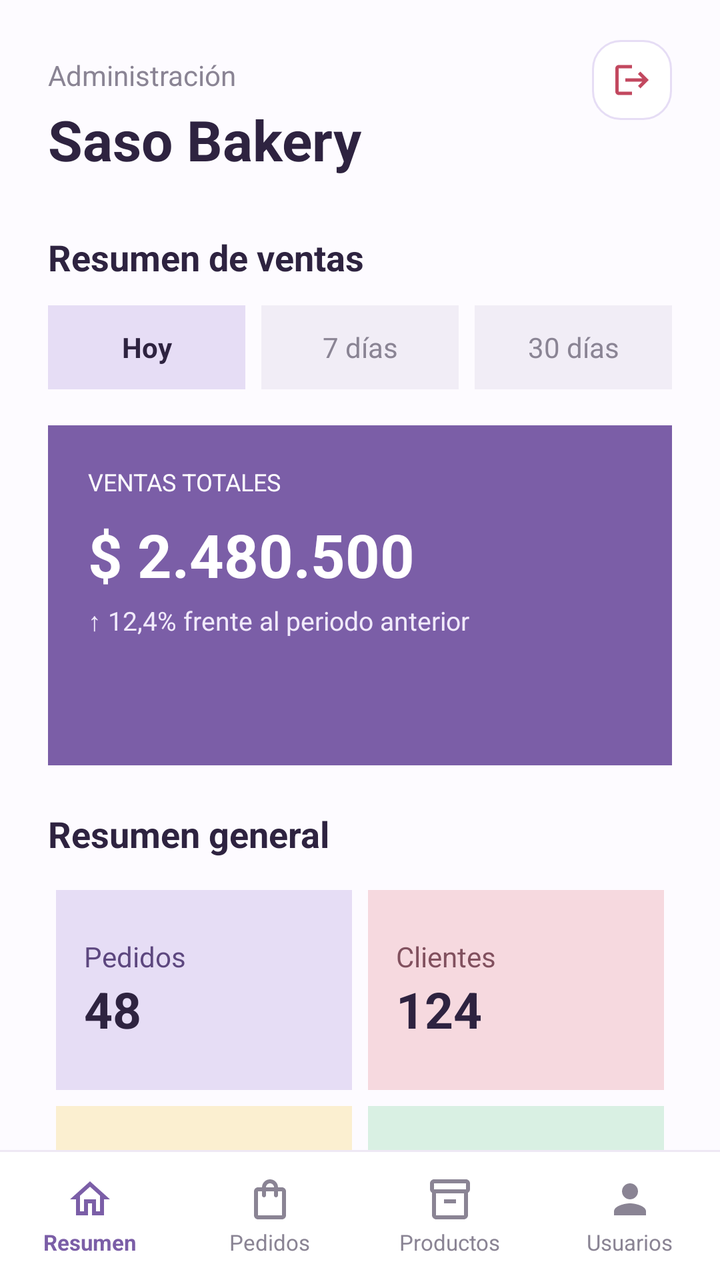
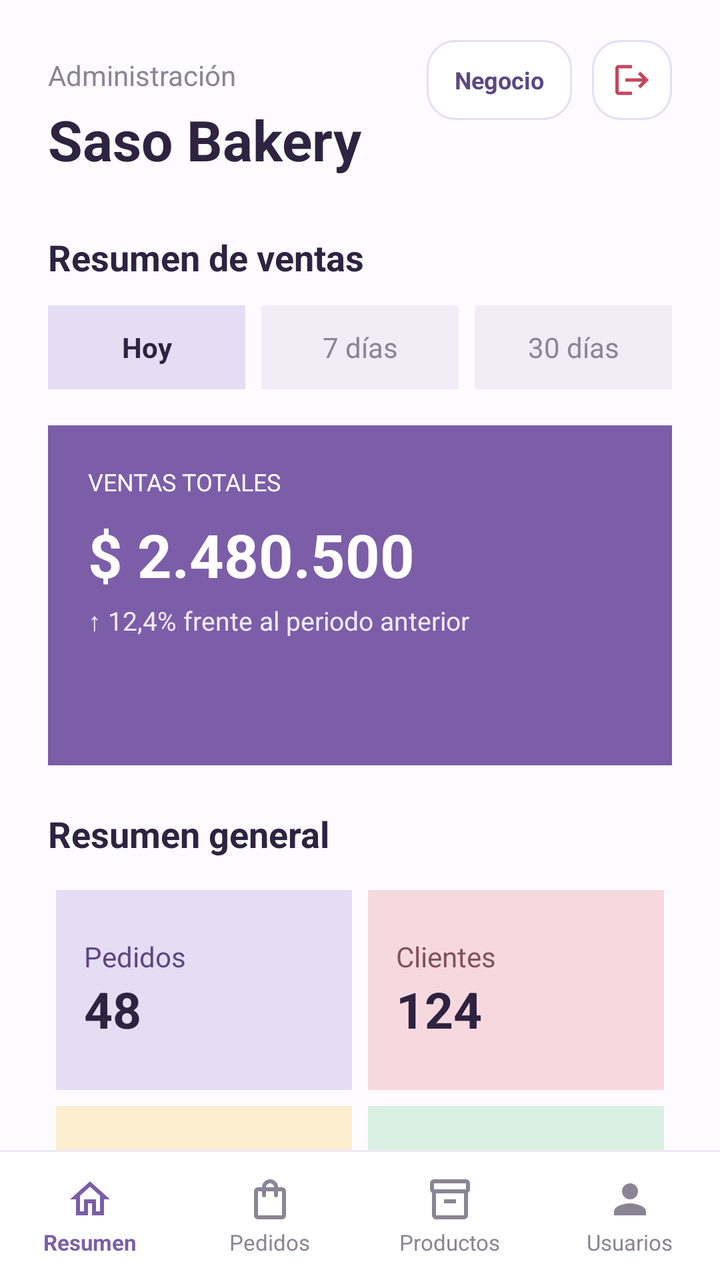

The first picture is an Android layout as it rendered before a commit; the second is the same layout after the commit. The layout source and the unified diff follow.
<!-- AndroidManifest.xml: application theme Theme.SasoBakeryApp -->
<!-- res/layout/activity_main.xml -->
<?xml version="1.0" encoding="utf-8"?>
<androidx.constraintlayout.widget.ConstraintLayout
    xmlns:android="http://schemas.android.com/apk/res/android"
    xmlns:app="http://schemas.android.com/apk/res-auto"
    xmlns:tools="http://schemas.android.com/tools"
    android:id="@+id/main"
    android:layout_width="match_parent"
    android:layout_height="match_parent"
    android:background="#FDFBFF"
    tools:context=".MainActivity">

    <TextView
        android:id="@+id/txtSection"
        android:layout_width="wrap_content"
        android:layout_height="wrap_content"
        android:layout_marginStart="24dp"
        android:layout_marginTop="28dp"
        android:text="Administración"
        android:textColor="#8A8494"
        android:textSize="14sp"
        app:layout_constraintStart_toStartOf="parent"
        app:layout_constraintTop_toTopOf="parent" />

    
    <FrameLayout
        android:id="@+id/btnCerrarSesion"
        android:layout_width="40dp"
        android:layout_height="40dp"
        android:layout_marginTop="20dp"
        android:layout_marginEnd="24dp"
        android:background="@drawable/bg_users_input"
        android:clickable="true"
        android:focusable="true"
        app:layout_constraintEnd_toEndOf="parent"
        app:layout_constraintTop_toTopOf="parent">

        <ImageView
            android:layout_width="20dp"
            android:layout_height="20dp"
            android:layout_gravity="center"
            android:contentDescription="Cerrar sesión"
            android:src="@drawable/ic_logout"
            android:tint="#C2485F" />
    </FrameLayout>

    <TextView
        android:id="@+id/txtTitle"
        android:layout_width="wrap_content"
        android:layout_height="wrap_content"
        android:layout_marginTop="4dp"
        android:text="Saso Bakery"
        android:textColor="#2E2340"
        android:textSize="28sp"
        android:textStyle="bold"
        app:layout_constraintStart_toStartOf="@id/txtSection"
        app:layout_constraintTop_toBottomOf="@id/txtSection" />

    <TextView
        android:id="@+id/txtPeriod"
        android:layout_width="wrap_content"
        android:layout_height="wrap_content"
        android:layout_marginStart="24dp"
        android:layout_marginTop="28dp"
        android:text="Resumen de ventas"
        android:textColor="#2E2340"
        android:textSize="18sp"
        android:textStyle="bold"
        app:layout_constraintStart_toStartOf="parent"
        app:layout_constraintTop_toBottomOf="@id/txtTitle" />

    <TextView
        android:id="@+id/txtToday"
        android:layout_width="0dp"
        android:layout_height="42dp"
        android:layout_marginStart="24dp"
        android:layout_marginTop="12dp"
        android:layout_marginEnd="8dp"
        android:background="#E6DDF5"
        android:gravity="center"
        android:text="Hoy"
        android:textColor="#2E2340"
        android:textStyle="bold"
        app:layout_constraintEnd_toStartOf="@id/txtWeek"
        app:layout_constraintStart_toStartOf="parent"
        app:layout_constraintTop_toBottomOf="@id/txtPeriod" />

    <TextView
        android:id="@+id/txtWeek"
        android:layout_width="0dp"
        android:layout_height="42dp"
        android:layout_marginEnd="8dp"
        android:background="#F1EDF6"
        android:gravity="center"
        android:text="7 días"
        android:textColor="#8A8494"
        app:layout_constraintEnd_toStartOf="@id/txtMonth"
        app:layout_constraintStart_toEndOf="@id/txtToday"
        app:layout_constraintTop_toTopOf="@id/txtToday" />

    <TextView
        android:id="@+id/txtMonth"
        android:layout_width="0dp"
        android:layout_height="42dp"
        android:layout_marginEnd="24dp"
        android:background="#F1EDF6"
        android:gravity="center"
        android:text="30 días"
        android:textColor="#8A8494"
        app:layout_constraintEnd_toEndOf="parent"
        app:layout_constraintStart_toEndOf="@id/txtWeek"
        app:layout_constraintTop_toTopOf="@id/txtToday" />

    <LinearLayout
        android:id="@+id/cardSales"
        android:layout_width="0dp"
        android:layout_height="170dp"
        android:layout_marginStart="24dp"
        android:layout_marginTop="18dp"
        android:layout_marginEnd="24dp"
        android:background="#7B5EA7"
        android:orientation="vertical"
        android:padding="20dp"
        app:layout_constraintEnd_toEndOf="parent"
        app:layout_constraintStart_toStartOf="parent"
        app:layout_constraintTop_toBottomOf="@id/txtToday">

        <TextView
            android:layout_width="wrap_content"
            android:layout_height="wrap_content"
            android:text="VENTAS TOTALES"
            android:textColor="#FDFBFF"
            android:textSize="12sp" />

        <TextView
            android:id="@+id/txtSales"
            android:layout_width="wrap_content"
            android:layout_height="wrap_content"
            android:layout_marginTop="8dp"
            android:text="$ 2.480.500"
            android:textColor="#FFFFFF"
            android:textSize="30sp"
            android:textStyle="bold" />

        <TextView
            android:layout_width="wrap_content"
            android:layout_height="wrap_content"
            android:layout_marginTop="4dp"
            android:text="↑ 12,4% frente al periodo anterior"
            android:textColor="#F1EAFB"
            android:textSize="13sp" />

    </LinearLayout>

    <TextView
        android:id="@+id/txtMetricsTitle"
        android:layout_width="wrap_content"
        android:layout_height="wrap_content"
        android:layout_marginStart="24dp"
        android:layout_marginTop="22dp"
        android:text="Resumen general"
        android:textColor="#2E2340"
        android:textSize="18sp"
        android:textStyle="bold"
        app:layout_constraintStart_toStartOf="parent"
        app:layout_constraintTop_toBottomOf="@id/cardSales" />

    <GridLayout
        android:id="@+id/gridMetrics"
        android:layout_width="0dp"
        android:layout_height="wrap_content"
        android:layout_marginStart="24dp"
        android:layout_marginTop="12dp"
        android:layout_marginEnd="24dp"
        android:columnCount="2"
        android:rowCount="2"
        app:layout_constraintEnd_toEndOf="parent"
        app:layout_constraintStart_toStartOf="parent"
        app:layout_constraintTop_toBottomOf="@id/txtMetricsTitle">

        <LinearLayout
            android:layout_width="0dp"
            android:layout_height="100dp"
            android:layout_columnWeight="1"
            android:layout_margin="4dp"
            android:background="#E6DDF5"
            android:gravity="center_vertical"
            android:orientation="vertical"
            android:padding="14dp">

            <TextView
                android:layout_width="wrap_content"
                android:layout_height="wrap_content"
                android:text="Pedidos"
                android:textColor="#5D477F"
                android:textSize="14sp" />

            <TextView
                android:layout_width="wrap_content"
                android:layout_height="wrap_content"
                android:text="48"
                android:textColor="#2E2340"
                android:textSize="25sp"
                android:textStyle="bold" />
        </LinearLayout>

        <LinearLayout
            android:layout_width="0dp"
            android:layout_height="100dp"
            android:layout_columnWeight="1"
            android:layout_margin="4dp"
            android:background="#F6D9DF"
            android:gravity="center_vertical"
            android:orientation="vertical"
            android:padding="14dp">

            <TextView
                android:layout_width="wrap_content"
                android:layout_height="wrap_content"
                android:text="Clientes"
                android:textColor="#81505E"
                android:textSize="14sp" />

            <TextView
                android:layout_width="wrap_content"
                android:layout_height="wrap_content"
                android:text="124"
                android:textColor="#2E2340"
                android:textSize="25sp"
                android:textStyle="bold" />
        </LinearLayout>

        <LinearLayout
            android:layout_width="0dp"
            android:layout_height="100dp"
            android:layout_columnWeight="1"
            android:layout_margin="4dp"
            android:background="#FBEFD0"
            android:gravity="center_vertical"
            android:orientation="vertical"
            android:padding="14dp">

            <TextView
                android:layout_width="wrap_content"
                android:layout_height="wrap_content"
                android:text="Productos"
                android:textColor="#796332"
                android:textSize="14sp" />

            <TextView
                android:layout_width="wrap_content"
                android:layout_height="wrap_content"
                android:text="24"
                android:textColor="#2E2340"
                android:textSize="25sp"
                android:textStyle="bold" />
        </LinearLayout>

        <LinearLayout
            android:layout_width="0dp"
            android:layout_height="100dp"
            android:layout_columnWeight="1"
            android:layout_margin="4dp"
            android:background="#D9F0E3"
            android:gravity="center_vertical"
            android:orientation="vertical"
            android:padding="14dp">

            <TextView
                android:layout_width="wrap_content"
                android:layout_height="wrap_content"
                android:text="Categorías"
                android:textColor="#426C56"
                android:textSize="14sp" />

            <TextView
                android:layout_width="wrap_content"
                android:layout_height="wrap_content"
                android:text="6"
                android:textColor="#2E2340"
                android:textSize="25sp"
                android:textStyle="bold" />
        </LinearLayout>

    </GridLayout>

    <View
        android:id="@+id/bottomDivider"
        android:layout_width="0dp"
        android:layout_height="1dp"
        android:background="#EEE8F4"
        app:layout_constraintBottom_toTopOf="@id/bottomBar"
        app:layout_constraintEnd_toEndOf="parent"
        app:layout_constraintStart_toStartOf="parent" />

    <LinearLayout
        android:id="@+id/bottomBar"
        android:layout_width="0dp"
        android:layout_height="64dp"
        android:background="#FFFFFF"
        android:orientation="horizontal"
        app:layout_constraintBottom_toBottomOf="parent"
        app:layout_constraintEnd_toEndOf="parent"
        app:layout_constraintStart_toStartOf="parent">

        
        <LinearLayout
            android:id="@+id/navResumen"
            android:layout_width="0dp"
            android:layout_height="match_parent"
            android:layout_weight="1"
            android:background="?attr/selectableItemBackground"
            android:clickable="true"
            android:focusable="true"
            android:gravity="center"
            android:orientation="vertical">

            <ImageView
                android:layout_width="24dp"
                android:layout_height="24dp"
                android:contentDescription="@null"
                android:src="@drawable/ic_home"
                android:tint="#7B5EA7" />

            <TextView
                android:layout_width="wrap_content"
                android:layout_height="wrap_content"
                android:layout_marginTop="2dp"
                android:text="Resumen"
                android:textColor="#7B5EA7"
                android:textSize="11sp"
                android:textStyle="bold" />
        </LinearLayout>

        
        <LinearLayout
            android:id="@+id/navPedidos"
            android:layout_width="0dp"
            android:layout_height="match_parent"
            android:layout_weight="1"
            android:background="?attr/selectableItemBackground"
            android:clickable="true"
            android:focusable="true"
            android:gravity="center"
            android:orientation="vertical">

            <ImageView
                android:layout_width="24dp"
                android:layout_height="24dp"
                android:contentDescription="@null"
                android:src="@drawable/ic_bag"
                android:tint="#8A8494" />

            <TextView
                android:layout_width="wrap_content"
                android:layout_height="wrap_content"
                android:layout_marginTop="2dp"
                android:text="Pedidos"
                android:textColor="#8A8494"
                android:textSize="11sp" />
        </LinearLayout>

        <LinearLayout
            android:id="@+id/navProductos"
            android:layout_width="0dp"
            android:layout_height="match_parent"
            android:layout_weight="1"
            android:background="?attr/selectableItemBackground"
            android:clickable="true"
            android:focusable="true"
            android:gravity="center"
            android:orientation="vertical">

            <ImageView
                android:layout_width="24dp"
                android:layout_height="24dp"
                android:contentDescription="@null"
                android:src="@drawable/ic_box"
                android:tint="#8A8494" />

            <TextView
                android:layout_width="wrap_content"
                android:layout_height="wrap_content"
                android:layout_marginTop="2dp"
                android:text="Productos"
                android:textColor="#8A8494"
                android:textSize="11sp" />
        </LinearLayout>

        <LinearLayout
            android:id="@+id/navUsuarios"
            android:layout_width="0dp"
            android:layout_height="match_parent"
            android:layout_weight="1"
            android:background="?attr/selectableItemBackground"
            android:clickable="true"
            android:focusable="true"
            android:gravity="center"
            android:orientation="vertical">

            <ImageView
                android:layout_width="24dp"
                android:layout_height="24dp"
                android:contentDescription="@null"
                android:src="@drawable/ic_person"
                android:tint="#8A8494" />

            <TextView
                android:layout_width="wrap_content"
                android:layout_height="wrap_content"
                android:layout_marginTop="2dp"
                android:text="Usuarios"
                android:textColor="#8A8494"
                android:textSize="11sp" />
        </LinearLayout>
    </LinearLayout>

</androidx.constraintlayout.widget.ConstraintLayout>
<!-- resources referenced by this layout -->
<resources>
  <!-- drawable bg_users_input (drawable) -->
  <?xml version="1.0" encoding="utf-8"?>
  <shape xmlns:android="http://schemas.android.com/apk/res/android" android:shape="rectangle">
      <solid android:color="#FFFFFF" />
      <stroke android:width="1dp" android:color="#E6DDF5" />
      <corners android:radius="14dp" />
  </shape>
  <!-- drawable ic_bag (drawable) -->
  <?xml version="1.0" encoding="utf-8"?>
  <vector xmlns:android="http://schemas.android.com/apk/res/android"
      android:width="24dp" android:height="24dp"
      android:viewportWidth="24" android:viewportHeight="24">
      <path android:fillColor="#FF000000"
          android:pathData="M18,6h-2c0,-2.21 -1.79,-4 -4,-4S8,3.79 8,6H6c-1.1,0 -2,0.9 -2,2v12c0,1.1 0.9,2 2,2h12c1.1,0 2,-0.9 2,-2V8c0,-1.1 -0.9,-2 -2,-2zM12,4c1.1,0 2,0.9 2,2h-4c0,-1.1 0.9,-2 2,-2zM18,20H6V8h2v2c0,0.55 0.45,1 1,1s1,-0.45 1,-1V8h4v2c0,0.55 0.45,1 1,1s1,-0.45 1,-1V8h2v12z" />
  </vector>
  <!-- drawable ic_box (drawable) -->
  <?xml version="1.0" encoding="utf-8"?>
  <vector xmlns:android="http://schemas.android.com/apk/res/android"
      android:width="24dp" android:height="24dp"
      android:viewportWidth="24" android:viewportHeight="24">
      <path android:fillColor="#FF000000"
          android:pathData="M20,2H4C3,2 2,2.9 2,4v3.01C2,7.73 2.43,8.35 3,8.7V20c0,1.1 1.1,2 2,2h14c0.9,0 2,-0.9 2,-2V8.7c0.57,-0.35 1,-0.97 1,-1.69V4C22,2.9 21,2 20,2zM19,20H5V9h14V20zM20,7H4V4h16V7zM9,12h6v2H9z" />
  </vector>
  <!-- drawable ic_home (drawable) -->
  <?xml version="1.0" encoding="utf-8"?>
  <vector xmlns:android="http://schemas.android.com/apk/res/android"
      android:width="24dp" android:height="24dp"
      android:viewportWidth="24" android:viewportHeight="24">
      <path android:fillColor="#FF000000"
          android:pathData="M12,5.69l5,4.5V18h-2v-6H9v6H7v-7.81l5,-4.5M12,3L2,12h3v8h6v-6h2v6h6v-8h3L12,3z" />
  </vector>
  <!-- drawable ic_logout (drawable) -->
  <?xml version="1.0" encoding="utf-8"?>
  <vector xmlns:android="http://schemas.android.com/apk/res/android"
      android:width="24dp"
      android:height="24dp"
      android:viewportWidth="24"
      android:viewportHeight="24">
      <path
          android:fillColor="#FF000000"
          android:pathData="M17,7l-1.41,1.41L18.17,11H8v2h10.17l-2.58,2.58L17,17l5,-5zM4,5h8V3H4c-1.1,0 -2,0.9 -2,2v14c0,1.1 0.9,2 2,2h8v-2H4V5z" />
  </vector>
  <!-- drawable ic_person (drawable) -->
  <?xml version="1.0" encoding="utf-8"?>
  <vector xmlns:android="http://schemas.android.com/apk/res/android"
      android:width="24dp"
      android:height="24dp"
      android:viewportWidth="24"
      android:viewportHeight="24">
      <path
          android:fillColor="#FF000000"
          android:pathData="M12,12c2.21,0 4,-1.79 4,-4s-1.79,-4 -4,-4 -4,1.79 -4,4 1.79,4 4,4zM12,14c-2.67,0 -8,1.34 -8,4v2h16v-2c0,-2.66 -5.33,-4 -8,-4z" />
  </vector>
  <style name="Theme.SasoBakeryApp" parent="Base.Theme.SasoBakeryApp" />
  <style name="Base.Theme.SasoBakeryApp" parent="Theme.Material3.DayNight.NoActionBar">
          
          
      </style>
</resources>

<!-- the commit's change to res/layout/activity_main.xml (unified diff, before → after) -->
@@ -44,6 +44,25 @@
     </FrameLayout>
 
     <TextView
+        android:id="@+id/btnNegocio"
+        android:layout_width="wrap_content"
+        android:layout_height="40dp"
+        android:layout_marginTop="20dp"
+        android:layout_marginEnd="10dp"
+        android:background="@drawable/bg_users_input"
+        android:clickable="true"
+        android:focusable="true"
+        android:gravity="center"
+        android:paddingStart="14dp"
+        android:paddingEnd="14dp"
+        android:text="Negocio"
+        android:textColor="#5D477F"
+        android:textSize="12sp"
+        android:textStyle="bold"
+        app:layout_constraintEnd_toStartOf="@id/btnCerrarSesion"
+        app:layout_constraintTop_toTopOf="parent" />
+
+    <TextView
         android:id="@+id/txtTitle"
         android:layout_width="wrap_content"
         android:layout_height="wrap_content"
